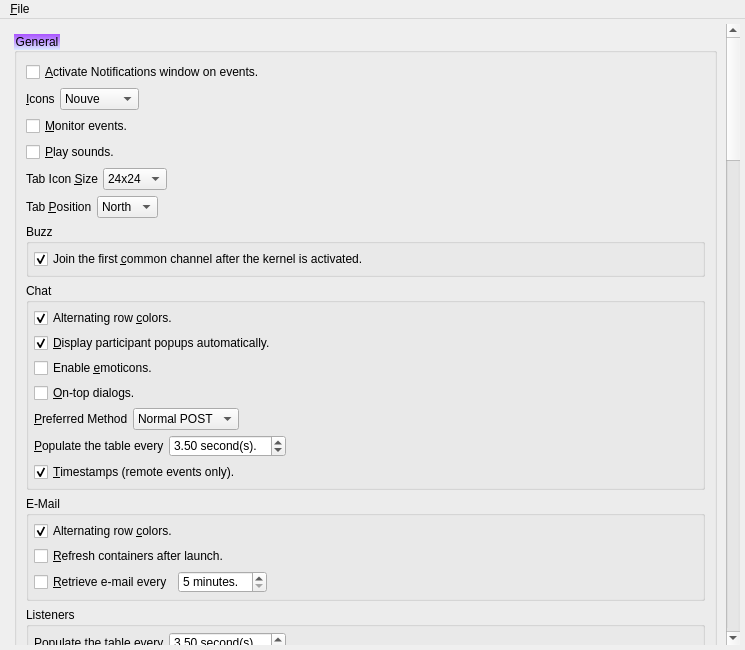
textbrowser/spot-on, file branches/trunk/UI/spot-on-options.ui: the form before one commit.
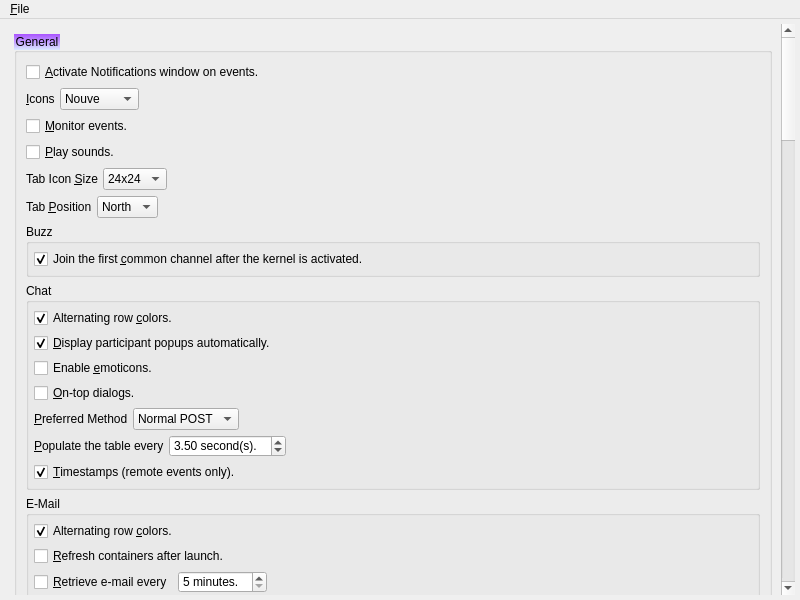
The form after the commit. Icons and pictures are not drawn.

The edit to the form file:
```diff
--- a/branches/trunk/UI/spot-on-options.ui
+++ b/branches/trunk/UI/spot-on-options.ui
@@ -6,8 +6,8 @@
    <rect>
     <x>0</x>
     <y>0</y>
-    <width>745</width>
-    <height>650</height>
+    <width>800</width>
+    <height>600</height>
    </rect>
   </property>
   <property name="windowIcon">
@@ -34,9 +34,9 @@
        <property name="geometry">
         <rect>
          <x>0</x>
-         <y>-1178</y>
-         <width>730</width>
-         <height>3529</height>
+         <y>0</y>
+         <width>774</width>
+         <height>3785</height>
         </rect>
        </property>
        <layout class="QVBoxLayout" name="verticalLayout_25">
@@ -2443,8 +2443,8 @@
     <rect>
      <x>0</x>
      <y>0</y>
-     <width>745</width>
-     <height>26</height>
+     <width>800</width>
+     <height>31</height>
     </rect>
    </property>
    <widget class="QMenu" name="menu_File">
```
